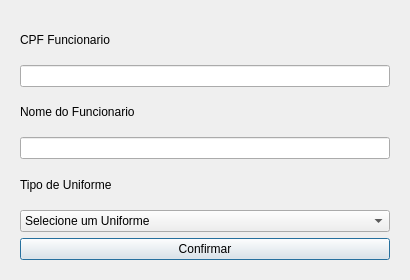
Matheus-A-Barboza/GestaoEmprestimos, file view/emprestimo_ui.ui: the form before one commit.
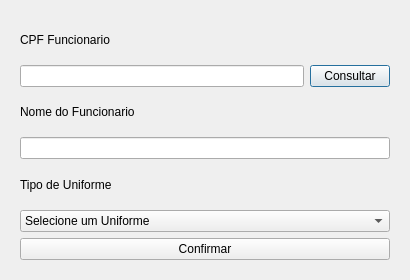
The form after the commit. Icons and pictures are not drawn.

```diff
--- a/view/emprestimo_ui.ui
+++ b/view/emprestimo_ui.ui
@@ -41,7 +41,18 @@
        </widget>
       </item>
       <item>
-       <widget class="QLineEdit" name="txt_cpf_emprestimo"/>
+       <layout class="QHBoxLayout" name="horizontalLayout_2">
+        <item>
+         <widget class="QLineEdit" name="txt_cpf_emprestimo"/>
+        </item>
+        <item>
+         <widget class="QPushButton" name="btn_consulta_funcionario">
+          <property name="text">
+           <string>Consultar</string>
+          </property>
+         </widget>
+        </item>
+       </layout>
       </item>
       <item>
        <widget class="QLabel" name="lbl_nome_emprestimo">
```
Left out of the diff: 2 changed lines with no effect on the pictures.
